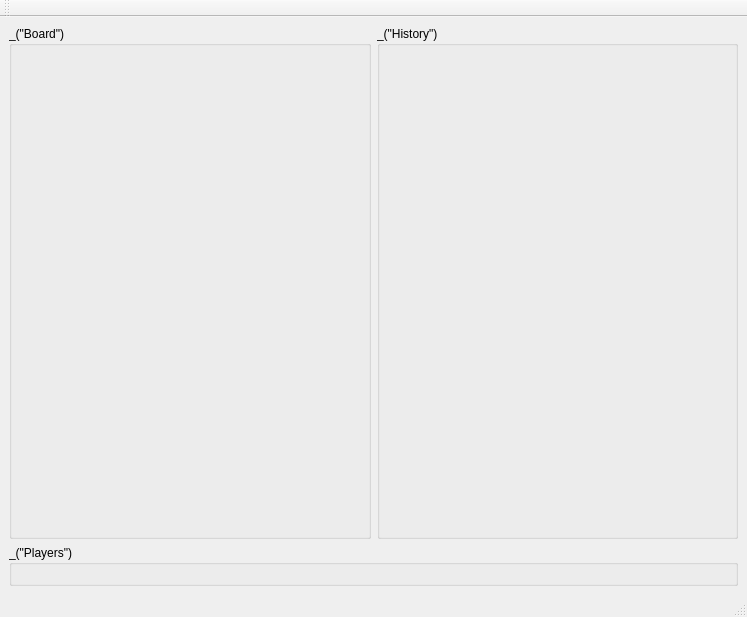
Old version of the form qt/ui/main_window.ui in the repository cjlano/eliot.
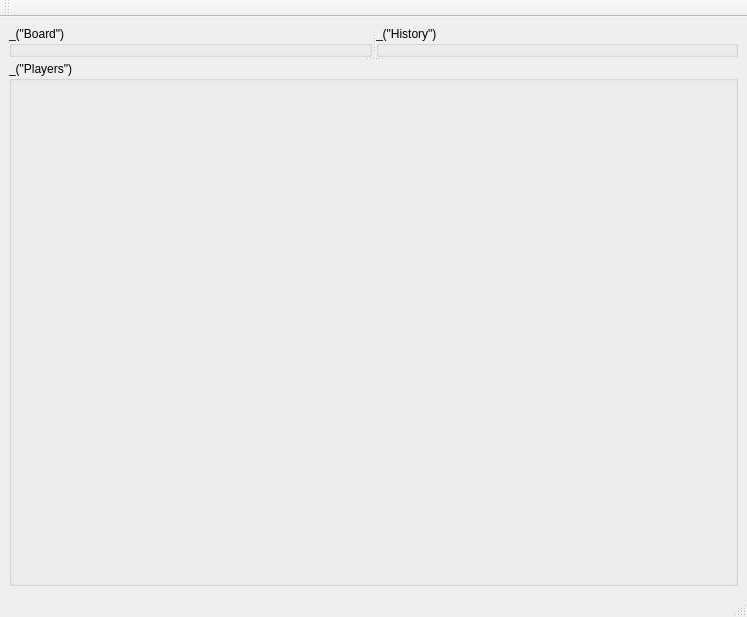
New version of the form. Icons and pictures are not drawn.

Commit message: - Use splitters to allow the user to resize freely the components of the main window  - Save splitters positions from one session to the next  - Fixed default focus issues introduced in the previous commit

What changed in the file:
```diff
--- a/qt/ui/main_window.ui
+++ b/qt/ui/main_window.ui
@@ -17,10 +17,16 @@
     <normaloff>:/images/eliot.xpm</normaloff>:/images/eliot.xpm</iconset>
   </property>
   <widget class="QWidget" name="centralwidget" >
-   <layout class="QVBoxLayout" >
+   <layout class="QVBoxLayout" name="verticalLayout_2" >
     <item>
-     <layout class="QHBoxLayout" >
-      <item>
+     <widget class="QSplitter" name="splitterHoriz" >
+      <property name="orientation" >
+       <enum>Qt::Vertical</enum>
+      </property>
+      <widget class="QSplitter" name="splitterVert" >
+       <property name="orientation" >
+        <enum>Qt::Horizontal</enum>
+       </property>
        <widget class="QGroupBox" name="groupBoxTest" >
         <property name="sizePolicy" >
          <sizepolicy vsizetype="Expanding" hsizetype="Preferred" >
@@ -32,8 +38,6 @@
          <string>_("Board")</string>
         </property>
        </widget>
-      </item>
-      <item>
        <widget class="QGroupBox" name="groupBoxHistory" >
         <property name="sizePolicy" >
          <sizepolicy vsizetype="Expanding" hsizetype="Preferred" >
@@ -45,16 +49,14 @@
          <string>_("History")</string>
         </property>
        </widget>
-      </item>
-     </layout>
-    </item>
-    <item>
+      </widget>
      <widget class="QGroupBox" name="groupBoxPlayers" >
       <property name="title" >
        <string>_("Players")</string>
       </property>
       <layout class="QHBoxLayout" />
      </widget>
+     </widget>
     </item>
    </layout>
   </widget>
```
Left out of the diff: 1 changed line with no effect on the pictures. Lines whose indentation alone changed are shown as unchanged. The commit also changes 2 other files.
